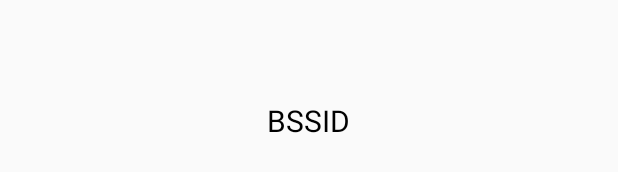
After one commit to nishantkushwaha/MarkMe, an Android app: the layout activity_teacher_interface.xml on its own in the app's theme, with its tools: preview values and no code run, on a phone screen of 412 x 824 dp. The commit adds this screen. Shown: the part 497-669 px from the top of the screen. Run offline under Robolectric (Android 15) with nearby library versions, the phone set to English and light mode, and no system bars.

Commit message:
bssid & wifi completed

```diff
--- a/app/build.gradle
+++ b/app/build.gradle
@@ -25,6 +25,7 @@ dependencies {
     implementation 'com.google.firebase:firebase-auth:16.0.4'
     implementation 'com.google.firebase:firebase-database:16.0.4'
     implementation 'com.android.support:recyclerview-v7:27.1.1'
+    implementation 'com.github.Badranh:Android-Mac-Address-Util:0.1.0'
     implementation 'com.android.support:design:27.1.1'
     testImplementation 'junit:junit:4.12'
     androidTestImplementation 'com.android.support.test:runner:1.0.2'
--- a/app/src/main/AndroidManifest.xml
+++ b/app/src/main/AndroidManifest.xml
@@ -33,7 +33,8 @@
         <activity
             android:name=".Teacher.TeacherMainActivity"
             android:noHistory="true" />
-        <activity android:name=".Student.StudentInterfaceActivity"></activity>
+        <activity android:name=".Student.StudentInterfaceActivity" />
+        <activity android:name=".Teacher.TeacherInterfaceActivity"></activity>
     </application>
 
 </manifest>
--- a/app/src/main/res/layout/activity_student_main.xml
+++ b/app/src/main/res/layout/activity_student_main.xml
@@ -43,7 +43,7 @@
         android:textColor="#ffffff"/>
 
     <Button
-        android:layout_width="wrap_content"
+        android:layout_width="match_parent"
         android:layout_height="wrap_content"
         android:layout_centerHorizontal="true"
         android:layout_marginTop="198dp"
--- /dev/null
+++ b/app/src/main/res/layout/activity_teacher_interface.xml
@@ -0,0 +1,17 @@
+<?xml version="1.0" encoding="utf-8"?>
+<LinearLayout xmlns:android="http://schemas.android.com/apk/res/android"
+    xmlns:app="http://schemas.android.com/apk/res-auto"
+    xmlns:tools="http://schemas.android.com/tools"
+    android:layout_width="match_parent"
+    android:layout_height="match_parent"
+    tools:context=".Teacher.TeacherInterfaceActivity"
+    android:gravity="center">
+    <TextView
+        android:layout_width="wrap_content"
+        android:layout_height="wrap_content"
+        android:id="@+id/bssidtxt"
+        android:text="BSSID"
+        android:textColor="#000000"
+        android:textSize="20sp"/>
+
+</LinearLayout>
--- a/build.gradle
+++ b/build.gradle
@@ -20,6 +20,7 @@ allprojects {
     repositories {
         google()
         jcenter()
+        maven { url 'https://jitpack.io' }
     }
 }
 
```
Also changed, not shown: app/src/main/java/com/rna/markme/Student/StudentInterfaceActivity.java (+5 -5 lines), app/src/main/java/com/rna/markme/Teacher/TeacherInterfaceActivity.java (added, +40 -0 lines), app/src/main/java/com/rna/markme/Teacher/TeacherMainActivity.java (+4 -13 lines), app/src/main/res/layout/activity_teacher_main.xml (+11 -1 lines).
